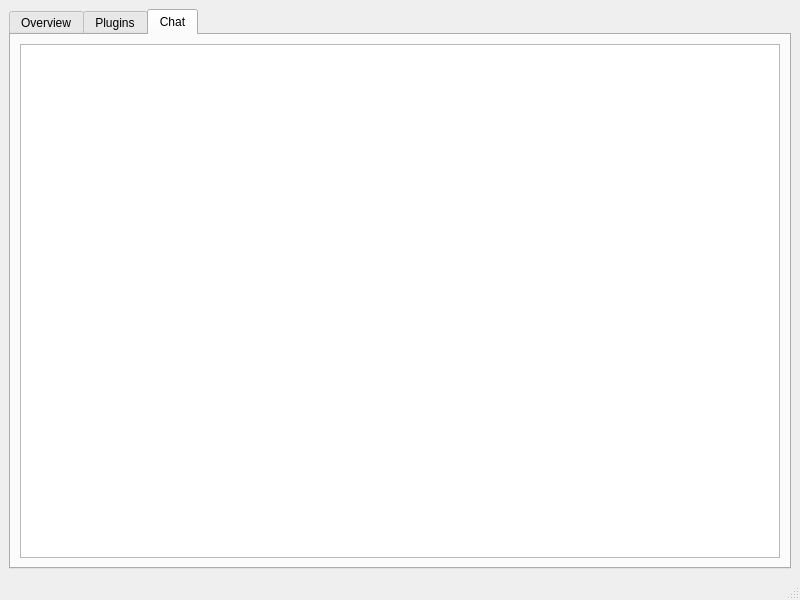
First picture: the form in src/gui/main_window.ui, repository theodoros1234/streaming-toolbox, before the edit.
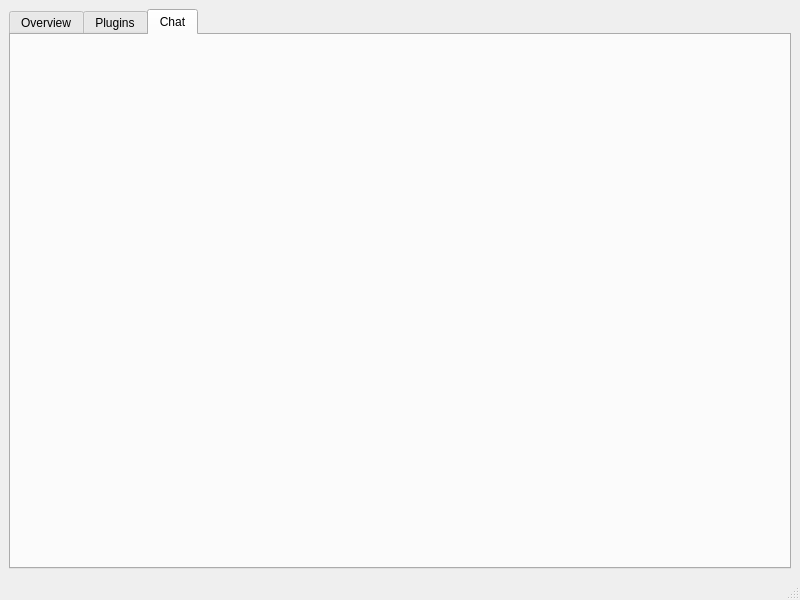
Second picture: the form after the edit. The open tabs and pages were chosen to show the change.

Patch:
```diff
--- a/src/gui/main_window.ui
+++ b/src/gui/main_window.ui
@@ -102,11 +102,7 @@
        <attribute name="title">
         <string>Chat</string>
        </attribute>
-       <layout class="QVBoxLayout" name="verticalLayout_4">
-        <item>
-         <widget class="QListView" name="listView_3"/>
-        </item>
-       </layout>
+       <layout class="QVBoxLayout" name="verticalLayout_4"/>
       </widget>
      </widget>
     </item>
```
